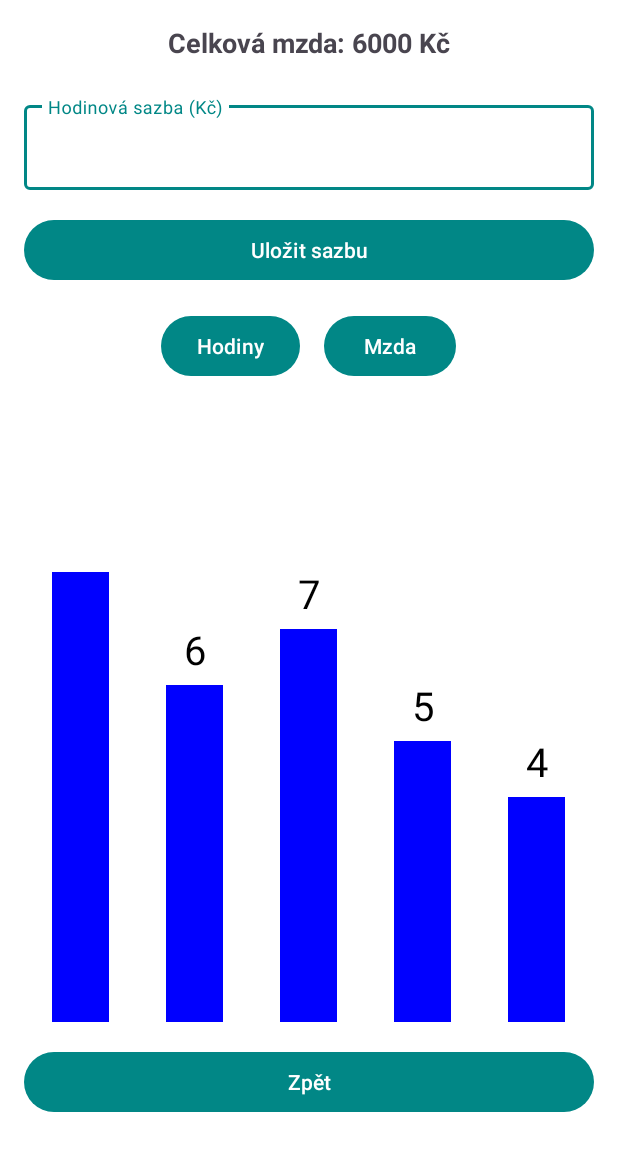
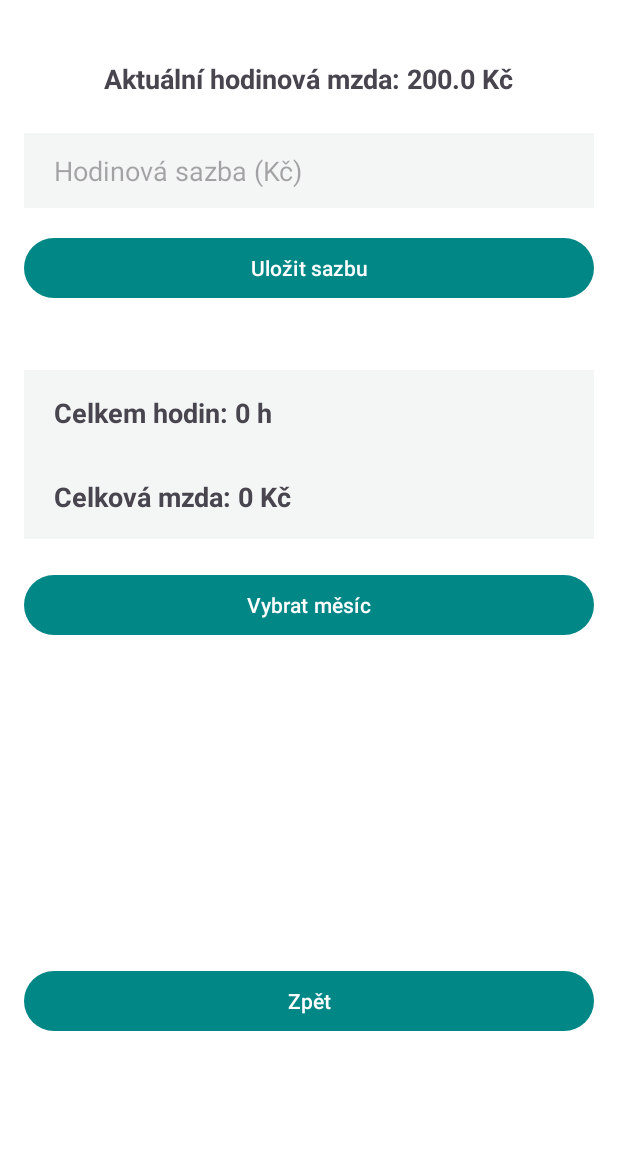
Before and after one commit to FilipVit1903/PMA-work-time-note, an Android app built with Jetpack Compose: the screen it shows after launch (ActivitySalary), after a tap on "Mzda", on a phone screen of 412 x 824 dp. Shown: the top 1151 px of the screen. Run offline under Robolectric (Android 15) with nearby library versions, the phone set to English and light mode, and no system bars; our stand-ins replace Firebase (no records; nobody signed in at launch, a user with empty details on screens opened directly).

Commit message:
merge origin-master

```diff
--- a/app/src/main/java/com/example/work_time_note/MainActivity.kt
+++ b/app/src/main/java/com/example/work_time_note/MainActivity.kt
@@ -62,21 +62,30 @@ class MainActivity : AppCompatActivity() {
     //Výpočet celkových hodin a mzdy za aktuální měsíc
     private fun calculateTotalHoursAndSalary() {
         val calendar = Calendar.getInstance()
-        val monthStart = SimpleDateFormat("dd.MM.yyyy", Locale.getDefault()).format(
-            calendar.apply { set(Calendar.DAY_OF_MONTH, 1) }.time
-        )
+
+        // První den aktuálního měsíce
+        calendar.set(Calendar.DAY_OF_MONTH, 1)
+        val monthStart = SimpleDateFormat("dd.MM.yyyy", Locale.getDefault()).format(calendar.time)
+
+        // Poslední den aktuálního měsíce
+        calendar.set(Calendar.DAY_OF_MONTH, calendar.getActualMaximum(Calendar.DAY_OF_MONTH))
+        val monthEnd = SimpleDateFormat("dd.MM.yyyy", Locale.getDefault()).format(calendar.time)
 
         db.collection("workRecords")
-            .whereGreaterThanOrEqualTo("date", monthStart)
             .get()
             .addOnSuccessListener { result ->
                 var totalHours = 0.0
+
                 for (document in result) {
+                    val recordDate = document.getString("date") ?: ""
                     val startTime = document.getString("startTime") ?: ""
                     val endTime = document.getString("endTime") ?: ""
 
-                    val hoursWorked = calculateHours(startTime, endTime)
-                    totalHours += hoursWorked
+                    // Ověření, zda je datum v aktuálním měsíci
+                    if (isDateInRange(recordDate, monthStart, monthEnd)) {
+                        val hoursWorked = calculateHours(startTime, endTime)
+                        totalHours += hoursWorked
+                    }
                 }
 
                 val totalSalary = totalHours * hourlyRate
@@ -88,6 +97,21 @@ class MainActivity : AppCompatActivity() {
             .addOnFailureListener {
                 Toast.makeText(this, "Chyba při načítání dat", Toast.LENGTH_SHORT).show()
             }
+    }
+
+    //Ověření, zda je datum v daném měsíci
+    private fun isDateInRange(dateStr: String, start: String, end: String): Boolean {
+        val dateFormat = SimpleDateFormat("dd.MM.yyyy", Locale.getDefault())
+        return try {
+            val date = dateFormat.parse(dateStr)
+            val startDate = dateFormat.parse(start)
+            val endDate = dateFormat.parse(end)
+
+            date != null && startDate != null && endDate != null &&
+                    (date == startDate || date == endDate || (date.after(startDate) && date.before(endDate)))
+        } catch (e: Exception) {
+            false
+        }
     }
 
     //Převod času na počet hodin
--- a/app/src/main/java/com/example/work_time_note/activity_salary.kt
+++ b/app/src/main/java/com/example/work_time_note/activity_salary.kt
@@ -1,80 +1,141 @@
 package com.example.work_time_note
 
-import android.content.Intent
+import android.app.AlertDialog
 import android.os.Bundle
 import android.widget.Toast
 import androidx.appcompat.app.AppCompatActivity
-import com.example.work_time_note.customviews.CustomBarChart
 import com.example.work_time_note.databinding.ActivitySalaryBinding
+import com.google.firebase.firestore.FirebaseFirestore
+import java.text.SimpleDateFormat
+import java.util.*
 
 class ActivitySalary : AppCompatActivity() {
 
     private lateinit var binding: ActivitySalaryBinding
-    private var hourlyRate: Int = 200 // Výchozí hodinová sazba
+    private val db = FirebaseFirestore.getInstance()
+    private var hourlyRate: Double = 200.0 // Výchozí hodinová sazba
 
     override fun onCreate(savedInstanceState: Bundle?) {
         super.onCreate(savedInstanceState)
         binding = ActivitySalaryBinding.inflate(layoutInflater)
         setContentView(binding.root)
 
-        // Data pro grafy
-        val hoursPerDay = listOf(
-            "Pondělí" to 8,
-            "Úterý" to 6,
-            "Středa" to 7,
-            "Čtvrtek" to 5,
-            "Pátek" to 4
-        )
+        // Načtení uložené hodinové sazby
+        loadHourlyRate()
 
-        // Výchozí mzda na den
-        val salaryPerDay = calculateSalaryPerDay(hoursPerDay)
+        // Nastavení aktuální hodinové mzdy v UI
+        binding.tvHourlyRate.text = "Aktuální hodinová mzda: $hourlyRate Kč"
 
-        // Nastavení výchozího grafu (Hodiny)
-        binding.barChart.setChartData(hoursPerDay)
-
-        // Nastavení celkové mzdy
-        updateTotalSalary(salaryPerDay)
-
-        // Uložit novou hodinovou sazbu
+        // Uložení nové hodinové sazby
         binding.btnSaveRate.setOnClickListener {
-            val newRate = binding.etHourlyRate.text.toString().toIntOrNull()
+            val newRate = binding.etHourlyRate.text.toString().toDoubleOrNull()
             if (newRate != null && newRate > 0) {
                 hourlyRate = newRate
+                saveHourlyRate(hourlyRate)
+                binding.tvHourlyRate.text = "Aktuální hodinová mzda: $hourlyRate Kč"
                 Toast.makeText(this, "Hodinová sazba nastavena na $hourlyRate Kč", Toast.LENGTH_SHORT).show()
-
-                // Aktualizace mzdy a grafu
-                val updatedSalary = calculateSalaryPerDay(hoursPerDay)
-                binding.barChart.setChartData(updatedSalary)
-                updateTotalSalary(updatedSalary)
             } else {
                 Toast.makeText(this, "Zadejte platnou hodinovou sazbu!", Toast.LENGTH_SHORT).show()
             }
         }
 
-        // Přepínání mezi grafy
-        binding.btnHours.setOnClickListener {
-            binding.barChart.setChartData(hoursPerDay)
+        // Výběr měsíce pro zobrazení dat
+        binding.btnSelectMonth.setOnClickListener {
+            showMonthPickerDialog()
         }
 
-        binding.btnSalary.setOnClickListener {
-            val updatedSalary = calculateSalaryPerDay(hoursPerDay)
-            binding.barChart.setChartData(updatedSalary)
-        }
-
+        // Zpět na hlavní obrazovku
         binding.btnHomepage.setOnClickListener {
-            val intent = Intent(this, MainActivity::class.java)
-            startActivity(intent)
+            finish()
         }
     }
 
-    // Vypočítá mzdu na základě hodin
-    private fun calculateSalaryPerDay(hoursPerDay: List<Pair<String, Int>>): List<Pair<String, Int>> {
-        return hoursPerDay.map { Pair(it.first, it.second * hourlyRate) }
+    // Uložení hodinové sazby do SharedPreferences
+    private fun saveHourlyRate(rate: Double) {
+        val sharedPref = getSharedPreferences("WorkTimePrefs", MODE_PRIVATE)
+        with(sharedPref.edit()) {
+            putFloat("hourlyRate", rate.toFloat())
+            apply()
+        }
     }
 
-    // Aktualizuje celkovou mzdu
-    private fun updateTotalSalary(salaryPerDay: List<Pair<String, Int>>) {
-        val totalSalary = salaryPerDay.sumOf { it.second }
-        binding.tvTotalSalary.text = "Celková mzda: $totalSalary Kč"
+    // Načtení hodinové sazby z SharedPreferences
+    private fun loadHourlyRate() {
+        val sharedPref = getSharedPreferences("WorkTimePrefs", MODE_PRIVATE)
+        hourlyRate = sharedPref.getFloat("hourlyRate", 200.0f).toDouble() // Výchozí hodnota: 200 Kč/h
+    }
+
+    // Výběr měsíce přes AlertDialog
+    private fun showMonthPickerDialog() {
+        val months = arrayOf(
+            "Leden", "Únor", "Březen", "Duben", "Květen", "Červen",
+            "Červenec", "Srpen", "Září", "Říjen", "Listopad", "Prosinec"
+        )
+
+        val builder = AlertDialog.Builder(this)
+        builder.setTitle("Vyberte měsíc")
+        builder.setItems(months) { _, which ->
+            val selectedMonth = which + 1 // Měsíce jsou indexovány od 1
+            val selectedYear = Calendar.getInstance().get(Calendar.YEAR)
+            calculateTotalHoursAndSalaryForMonth(selectedMonth, selectedYear)
+        }
+        builder.show()
+    }
+
+    // Výpočet celkových hodin a mzdy za vybraný měsíc
+    private fun calculateTotalHoursAndSalaryForMonth(selectedMonth: Int, selectedYear: Int) {
+        val dateFormat = SimpleDateFormat("dd.MM.yyyy", Locale.getDefault())
+
+        db.collection("workRecords")
+            .get()
+            .addOnSuccessListener { result ->
+                var totalHours = 0.0
+
+                for (document in result) {
+                    val recordDate = document.getString("date") ?: ""
+                    val startTime = document.getString("startTime") ?: ""
+                    val endTime = document.getString("endTime") ?: ""
+
+                    // **Oprava filtrování** - Kontrola správného formátu měsíce
+                    val dateParts = recordDate.split(".")
+                    if (dateParts.size == 3) {
+                        val recordMonth = dateParts[1].toInt()
+                        val recordYear = dateParts[2].toInt()
+
+                        if (recordMonth == selectedMonth && recordYear == selectedYear) {
+                            val hoursWorked = calculateHours(startTime, endTime)
+                            totalHours += hoursWorked
+                        }
+                    }
+                }
+
+                // Výpočet celkové mzdy
+                val totalSalary = totalHours * hourlyRate
+
+                // Aktualizace UI
+                binding.tvTotalHours.text = String.format("Celkem hodin: %.1f h", totalHours)
+                binding.tvTotalSalary.text = String.format("Celková mzda: %.2f Kč", totalSalary)
+            }
+            .addOnFailureListener {
+                Toast.makeText(this, "Chyba při načítání dat", Toast.LENGTH_SHORT).show()
+            }
+    }
+
+    // Převod času na počet hodin
+    private fun calculateHours(startTime: String, endTime: String): Double {
+        return try {
+            val format = SimpleDateFormat("HH:mm", Locale.getDefault())
+            val start = format.parse(startTime)
+            val end = format.parse(endTime)
+
+            if (start != null && end != null) {
+                val diff = end.time - start.time
+                diff / (1000.0 * 60.0 * 60.0) // Převod na hodiny
+            } else {
+                0.0
+            }
+        } catch (e: Exception) {
+            0.0
+        }
     }
 }
--- a/app/src/main/res/layout/activity_salary.xml
+++ b/app/src/main/res/layout/activity_salary.xml
@@ -4,94 +4,105 @@
     xmlns:tools="http://schemas.android.com/tools"
     android:layout_width="match_parent"
     android:layout_height="match_parent"
-    android:padding="16dp">
+    android:padding="16dp"
+    tools:context=".ActivitySalary">
 
-    <!-- Celková mzda -->
+
     <TextView
-        android:id="@+id/tvTotalSalary"
+        android:id="@+id/tvHourlyRate"
         android:layout_width="wrap_content"
         android:layout_height="wrap_content"
-        android:text="Celková mzda: 0 Kč"
+        android:layout_marginTop="24dp"
+        android:text="Aktuální hodinová mzda: 200 Kč"
         android:textSize="18sp"
         android:textStyle="bold"
-        app:layout_constraintTop_toTopOf="parent"
+        app:layout_constraintEnd_toEndOf="parent"
         app:layout_constraintStart_toStartOf="parent"
-        app:layout_constraintEnd_toEndOf="parent"/>
+        app:layout_constraintTop_toTopOf="parent" />
 
-    <!-- Hodinová sazba -->
     <com.google.android.material.textfield.TextInputLayout
         android:id="@+id/tilHourlyRate"
         android:layout_width="match_parent"
         android:layout_height="wrap_content"
-        android:layout_marginTop="24dp"
-        app:layout_constraintTop_toBottomOf="@id/tvTotalSalary"
+        app:layout_constraintEnd_toEndOf="parent"
         app:layout_constraintStart_toStartOf="parent"
-        app:layout_constraintEnd_toEndOf="parent">
+        app:layout_constraintTop_toTopOf="parent">
 
-        <com.google.android.material.textfield.TextInputEditText
-            android:id="@+id/etHourlyRate"
-            android:layout_width="match_parent"
-            android:layout_height="wrap_content"
-            android:hint="Hodinová sazba (Kč)"
-            android:inputType="numberDecimal"/>
     </com.google.android.material.textfield.TextInputLayout>
 
-    <!-- Uložit hodinovou sazbu -->
     <Button
         android:id="@+id/btnSaveRate"
         android:layout_width="match_parent"
         android:layout_height="wrap_content"
+        android:layout_marginTop="16dp"
         android:text="Uložit sazbu"
-        android:layout_marginTop="16dp"
-        app:layout_constraintTop_toBottomOf="@id/tilHourlyRate"
+        app:layout_constraintEnd_toEndOf="parent"
+        app:layout_constraintHorizontal_bias="0.0"
         app:layout_constraintStart_toStartOf="parent"
-        app:layout_constraintEnd_toEndOf="parent"/>
+        app:layout_constraintTop_toBottomOf="@+id/etHourlyRate" />
 
-    <!-- Přepínací tlačítka pro graf -->
-    <LinearLayout
-        android:id="@+id/chartSwitchButtons"
+    <Button
+        android:id="@+id/btnSelectMonth"
         android:layout_width="match_parent"
         android:layout_height="wrap_content"
-        android:layout_marginTop="16dp"
-        android:orientation="horizontal"
-        android:gravity="center_horizontal"
-        app:layout_constraintTop_toBottomOf="@id/btnSaveRate"
+        android:layout_marginTop="20dp"
+        android:text="Vybrat měsíc"
+        app:layout_constraintEnd_toEndOf="parent"
+        app:layout_constraintHorizontal_bias="0.0"
         app:layout_constraintStart_toStartOf="parent"
-        app:layout_constraintEnd_toEndOf="parent">
+        app:layout_constraintTop_toBottomOf="@+id/tvTotalSalary" />
 
-        <Button
-            android:id="@+id/btnHours"
-            android:layout_width="wrap_content"
-            android:layout_height="wrap_content"
-            android:text="Hodiny" />
+    <TextView
+        android:id="@+id/tvTotalHours"
+        android:layout_width="match_parent"
+        android:layout_height="wrap_content"
+        android:layout_marginTop="44dp"
+        android:text="Celkem hodin: 0 h"
+        android:background="@color/bcg_grey"
+        android:paddingHorizontal="20sp"
+        android:paddingVertical="16sp"
+        android:textSize="18sp"
+        android:textStyle="bold"
+        app:layout_constraintEnd_toEndOf="parent"
+        app:layout_constraintHorizontal_bias="0.497"
+        app:layout_constraintStart_toStartOf="parent"
+        app:layout_constraintTop_toBottomOf="@+id/btnSaveRate" />
 
-        <Button
-            android:id="@+id/btnSalary"
-            android:layout_width="wrap_content"
-            android:layout_height="wrap_content"
-            android:layout_marginStart="16dp"
-            android:text="Mzda" />
-    </LinearLayout>
-
-    <!-- Vlastní BarChart -->
-    <com.example.work_time_note.customviews.CustomBarChart
-        android:id="@+id/barChart"
+    <TextView
+        android:id="@+id/tvTotalSalary"
         android:layout_width="match_parent"
-        android:layout_height="300dp"
-        app:layout_constraintTop_toBottomOf="@id/chartSwitchButtons"
+        android:layout_height="wrap_content"
+        android:layout_marginTop="100dp"
+        android:background="@color/bcg_grey"
+        android:paddingHorizontal="20sp"
+        android:paddingVertical="16sp"
+        android:text="Celková mzda: 0 Kč"
+        android:textSize="18sp"
+        android:textStyle="bold"
+        app:layout_constraintEnd_toEndOf="parent"
+        app:layout_constraintHorizontal_bias="0.0"
         app:layout_constraintStart_toStartOf="parent"
-        app:layout_constraintEnd_toEndOf="parent"
-        app:layout_constraintBottom_toBottomOf="parent"
-        tools:ignore="MissingClass" />
+        app:layout_constraintTop_toBottomOf="@+id/btnSaveRate" />
 
     <Button
         android:id="@+id/btnHomepage"
-        android:layout_width="0dp"
+        android:layout_width="match_parent"
         android:layout_height="wrap_content"
-        android:layout_marginTop="16dp"
+        android:layout_marginTop="284dp"
         android:text="Zpět"
         app:layout_constraintEnd_toEndOf="parent"
+        app:layout_constraintHorizontal_bias="1.0"
         app:layout_constraintStart_toStartOf="parent"
-        app:layout_constraintTop_toBottomOf="@id/barChart" />
+        app:layout_constraintTop_toBottomOf="@id/tvTotalSalary" />
 
+    <com.google.android.material.textfield.TextInputEditText
+        android:id="@+id/etHourlyRate"
+        android:layout_width="match_parent"
+        android:layout_height="50sp"
+        android:layout_marginTop="24dp"
+        android:paddingHorizontal="20sp"
+        android:background="@color/bcg_grey"
+        android:hint="Hodinová sazba (Kč)"
+        android:inputType="numberDecimal"
+        app:layout_constraintTop_toBottomOf="@+id/tvHourlyRate" />
 </androidx.constraintlayout.widget.ConstraintLayout>
```
Also changed, not shown: app/src/main/java/com/example/work_time_note/activity_records.kt (+94 -13 lines), app/src/main/res/layout/activity_edit_record.xml (+5 -2 lines), app/src/main/res/layout/activity_main.xml (+14 -0 lines), app/src/main/res/drawable/sloth.jpg (added).
